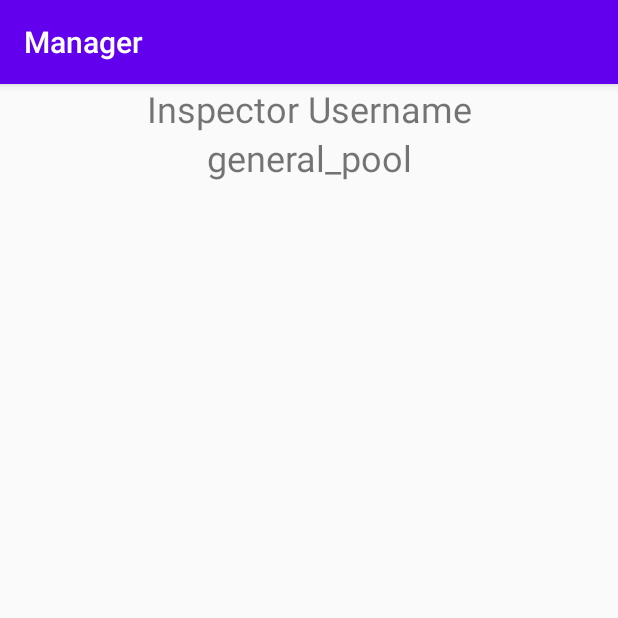
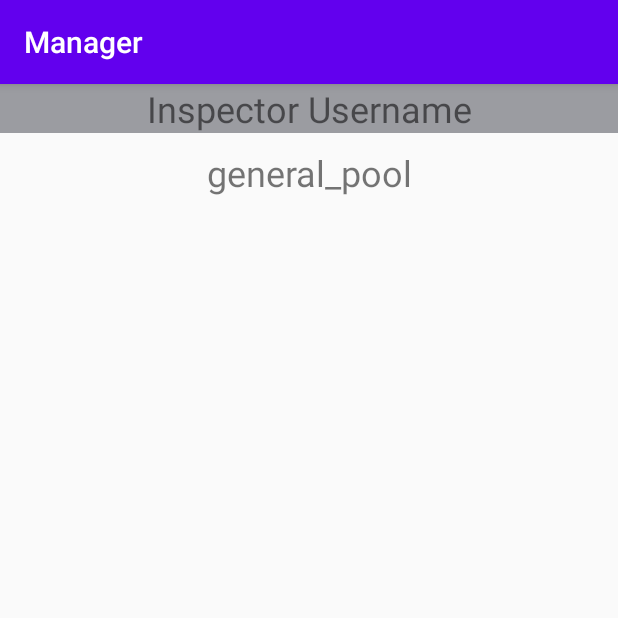
Before and after one commit to matandoren/ABCEats, an Android app: the fragment InspectorsRecyclerFragment placed in its activity, on a phone screen of 412 x 824 dp, the top half of it. Run offline under Robolectric (Android 15) with nearby library versions, the phone set to English and light mode, and no system bars; our stand-ins replace Firebase (no records; nobody signed in at launch, a user with empty details on screens opened directly).

```diff
--- a/app/src/main/java/com/example/android2finalproject/model/RestaurantCardItem.kt
+++ b/app/src/main/java/com/example/android2finalproject/recycler_view_adapters/RestaurantCardItem.kt
@@ -1,3 +1,3 @@
-package com.example.android2finalproject.model
+package com.example.android2finalproject.recycler_view_adapters
 
 data class RestaurantCardItem(val imageResource: Int ,val restaurantName: String, val restaurantAddress: String)
--- a/app/src/main/res/layout/fragment_inspectors_recycler.xml
+++ b/app/src/main/res/layout/fragment_inspectors_recycler.xml
@@ -17,7 +17,8 @@
         app:layout_constraintBottom_toTopOf="@+id/fragment_inspector_recycler_view"
         app:layout_constraintEnd_toEndOf="parent"
         app:layout_constraintStart_toStartOf="parent"
-        app:layout_constraintTop_toTopOf="parent" />
+        app:layout_constraintTop_toTopOf="parent"
+        android:background="#9B9CA1"/>
 
     <androidx.recyclerview.widget.RecyclerView
         android:id="@+id/fragment_inspector_recycler_view"
--- a/app/src/main/res/layout/inspectors_recycler_row_layout.xml
+++ b/app/src/main/res/layout/inspectors_recycler_row_layout.xml
@@ -3,7 +3,8 @@
     xmlns:android="http://schemas.android.com/apk/res/android"
     android:layout_width="match_parent"
     android:layout_height="wrap_content"
-    android:orientation="horizontal" >
+    android:orientation="vertical"
+    android:padding="10dp">
 
     <TextView
         android:id="@+id/inspector_username_TV"
```
Also changed, not shown: app/src/main/java/com/example/android2finalproject/fragments/RestaurantRecyclerFragment.kt (+14 -8 lines), app/src/main/java/com/example/android2finalproject/model/RestaurantAdapter.kt (deleted, +0 -36 lines), app/src/main/java/com/example/android2finalproject/recycler_view_adapters/RestaurantAdapter.kt (added, +56 -0 lines).
